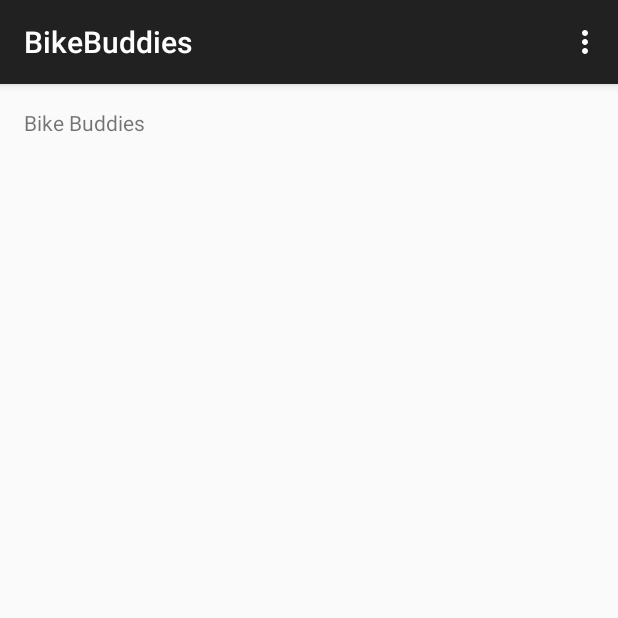
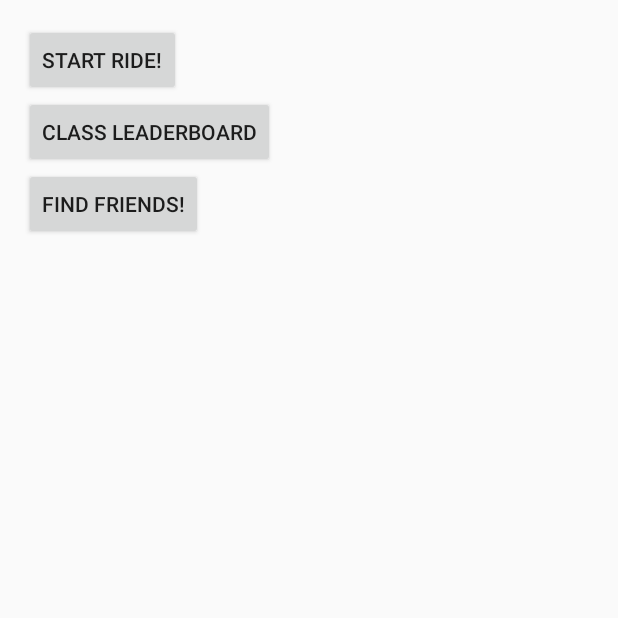
Before and after one commit to jhb563/BikeBuddies, an Android app: the screen it shows after launch (MainScreen), on a phone screen of 412 x 824 dp, the top half of it. Run offline under Robolectric (Android 15) with nearby library versions, the phone set to English and light mode, and no system bars.

Commit message:
Updated support library, made buttons to activites

```diff
--- a/BikeBuddies/app/src/main/res/layout/activity_main_screen.xml
+++ b/BikeBuddies/app/src/main/res/layout/activity_main_screen.xml
@@ -5,7 +5,24 @@
     android:paddingTop="@dimen/activity_vertical_margin"
     android:paddingBottom="@dimen/activity_vertical_margin" tools:context=".MainScreen">
 
-    <TextView android:text="Bike Buddies" android:layout_width="wrap_content"
-        android:layout_height="wrap_content" />
+
+    <Button android:text="Start Ride!"
+        android:layout_height="wrap_content"
+        android:layout_width="wrap_content"
+        android:id="@+id/startRideButton"
+        android:onClick="startRide"/>
+    <Button android:text="Class Leaderboard"
+        android:layout_height="wrap_content"
+        android:layout_width="wrap_content"
+        android:id="@+id/leaderboardButton"
+        android:layout_below="@id/startRideButton"
+        android:onClick="goToLeaderboard"/>
+    <Button
+        android:layout_width="wrap_content"
+        android:layout_height="wrap_content"
+        android:text="Find Friends!"
+        android:id="@+id/findfriendsButton"
+        android:layout_below="@id/leaderboardButton"
+        android:onClick="findFriends"/>
 
 </RelativeLayout>
--- a/BikeBuddies/app/src/main/res/values/strings.xml
+++ b/BikeBuddies/app/src/main/res/values/strings.xml
@@ -4,5 +4,8 @@
     <string name="app_name">BikeBuddies</string>
     <string name="hello_world">Hello world!</string>
     <string name="action_settings">Settings</string>
+    <string name="title_activity_ride_screen">RideScreen</string>
+    <string name="title_activity_find_friends">Find Friends</string>
+    <string name="title_activity_leaderboard_screen">LeaderboardScreen</string>
 
 </resources>
```
Also changed, not shown: BikeBuddies/app/src/main/AndroidManifest.xml (+24 -0 lines), BikeBuddies/app/src/main/java/com/example/androidsgv/bikebuddies/MainScreen.java (+22 -2 lines), 3 other files.
